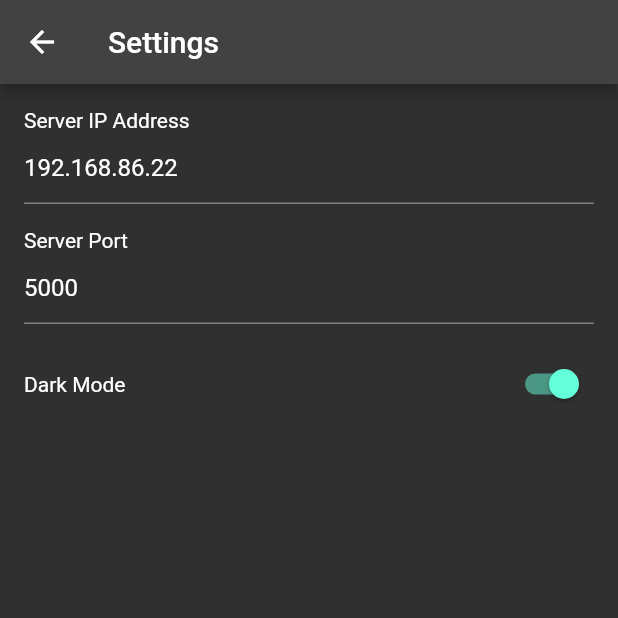
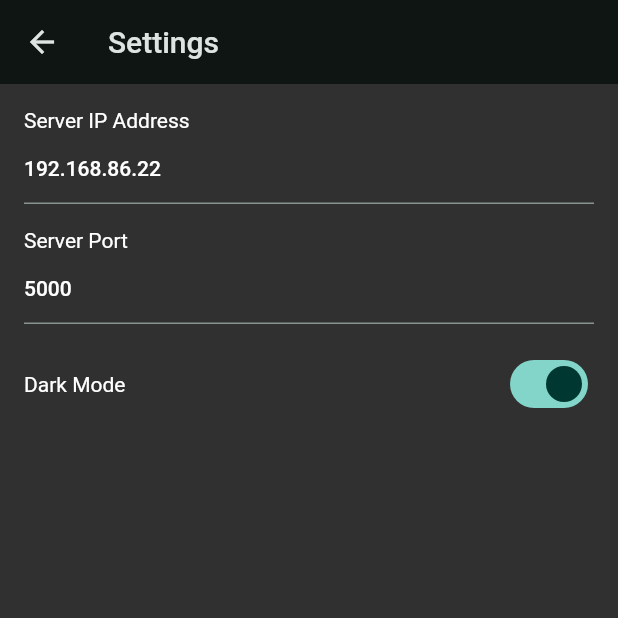
Before and after one commit to eshkrab/ww_system_gui, a Flutter app: the SettingsPage screen opened directly, on a phone screen of 412 x 824 dp, the top half of it. Run offline on Flutter 3.47's test engine with Material 2 defaults, Android fonts, the phone set to English and light mode, and no system bars; our stand-ins replace dio, file_picker.

Commit message:
flutter 3.10, colorschemes but broken

```diff
--- a/lib/main.dart
+++ b/lib/main.dart
@@ -60,6 +60,21 @@ class MyApp extends StatefulWidget {
 }
 
 class _MyAppState extends State<MyApp> {
+  // final ThemeData wwTheme = ThemeData.dark().copyWith(
+  //   primaryColor: Colors.blueGrey[900],
+  //   accentColor: Colors.cyanAccent[700],
+  // );
+  final ThemeData wwDarkTheme = ThemeData.dark().copyWith(
+    colorScheme: ColorScheme.fromSeed(
+        seedColor: Colors.teal, brightness: Brightness.dark),
+    useMaterial3: true,
+  );
+  final ThemeData wwLightTheme = ThemeData.dark().copyWith(
+    colorScheme: ColorScheme.fromSeed(
+        seedColor: Colors.teal, brightness: Brightness.light),
+    useMaterial3: true,
+  );
+
   @override
   Widget build(BuildContext context) {
     final settingsProvider = Provider.of<SettingsProvider>(context);
@@ -67,8 +82,8 @@ class _MyAppState extends State<MyApp> {
     return MaterialApp(
       title: 'Video App',
       theme: settingsProvider.settings.isDarkModeEnabled
-          ? ThemeData.dark()
-          : ThemeData.light(),
+          ? wwDarkTheme
+          : wwLightTheme,
       home: MyHomePage(
         title: 'Video App',
         isDarkModeEnabled: settingsProvider.settings.isDarkModeEnabled,
@@ -201,7 +216,7 @@ class _MyHomePageState extends State<MyHomePage> {
 //     return MaterialApp(
 //       title: 'Video App',
 //       theme: ThemeData(
-//         primarySwatch: Colors.green,
+//         primarySwatch: .green,
 //       ),
 //       home: MyHomePage(title: 'Video App'),
 //     );
--- a/pubspec.yaml
+++ b/pubspec.yaml
@@ -38,8 +38,9 @@ dependencies:
   #server stuff
   http: ^0.13.3
   socket_io_client: 2.0.2
-  file_picker: ^4.2.3
-  dio: ^4.0.0
+  web_socket_channel: ^2.4.0
+  file_picker: ^5.3.0
+  dio: ^5.1.2
   provider: ^6.0.1
 
 dev_dependencies:
```
Also changed, not shown: lib/control_page.dart (+75 -11 lines), pubspec.lock.
